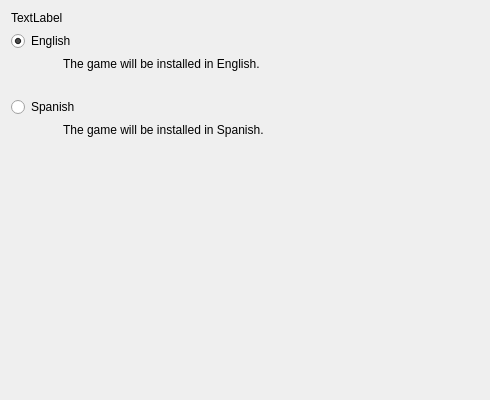
The window that packages/com.ovaremake.core/meta/componentwidget.ui (TurBoss/OvaRemakeInstaller) describes before a commit, drawn with Qt 5.
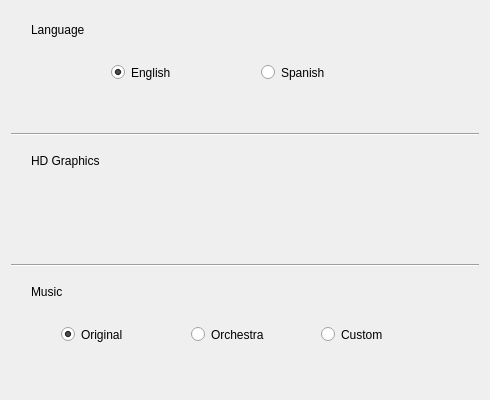
The same window after the commit.

Patch:
```diff
--- a/packages/com.ovaremake.core/meta/componentwidget.ui
+++ b/packages/com.ovaremake.core/meta/componentwidget.ui
@@ -32,127 +32,143 @@
    <property name="verticalSpacing">
     <number>6</number>
    </property>
-   <item row="6" column="0" colspan="2">
-    <spacer name="horizontalSpacer_2">
-     <property name="orientation">
-      <enum>Qt::Horizontal</enum>
-     </property>
-     <property name="sizeType">
-      <enum>QSizePolicy::Fixed</enum>
-     </property>
-     <property name="sizeHint" stdset="0">
-      <size>
-       <width>20</width>
-       <height>1</height>
-      </size>
-     </property>
-    </spacer>
-   </item>
    <item row="4" column="0">
-    <spacer name="verticalSpacer_2">
-     <property name="orientation">
-      <enum>Qt::Vertical</enum>
-     </property>
-     <property name="sizeType">
-      <enum>QSizePolicy::Fixed</enum>
-     </property>
-     <property name="sizeHint" stdset="0">
-      <size>
-       <width>20</width>
-       <height>20</height>
-      </size>
-     </property>
-    </spacer>
-   </item>
-   <item row="6" column="2">
-    <widget class="QLabel" name="label_2">
-     <property name="sizePolicy">
-      <sizepolicy hsizetype="MinimumExpanding" vsizetype="Minimum">
-       <horstretch>0</horstretch>
-       <verstretch>0</verstretch>
-      </sizepolicy>
-     </property>
-     <property name="text">
-      <string>The game will be installed in Spanish.</string>
-     </property>
+    <widget class="QWidget" name="widget_hd" native="true">
+     <widget class="QLabel" name="label_3">
+      <property name="geometry">
+       <rect>
+        <x>20</x>
+        <y>10</y>
+        <width>88</width>
+        <height>17</height>
+       </rect>
+      </property>
+      <property name="text">
+       <string>HD Graphics</string>
+      </property>
+     </widget>
     </widget>
    </item>
-   <item row="2" column="0" rowspan="2">
-    <spacer name="horizontalSpacer">
+   <item row="3" column="0">
+    <widget class="Line" name="line">
      <property name="orientation">
       <enum>Qt::Horizontal</enum>
      </property>
-     <property name="sizeType">
-      <enum>QSizePolicy::Fixed</enum>
-     </property>
-     <property name="sizeHint" stdset="0">
-      <size>
-       <width>20</width>
-       <height>1</height>
-      </size>
-     </property>
-    </spacer>
-   </item>
-   <item row="2" column="1" rowspan="2" colspan="2">
-    <widget class="QLabel" name="label">
-     <property name="sizePolicy">
-      <sizepolicy hsizetype="MinimumExpanding" vsizetype="Minimum">
-       <horstretch>0</horstretch>
-       <verstretch>0</verstretch>
-      </sizepolicy>
-     </property>
-     <property name="text">
-      <string>The game will be installed in English.</string>
-     </property>
     </widget>
    </item>
-   <item row="1" column="0" colspan="3">
-    <widget class="QRadioButton" name="englishInstall">
-     <property name="sizePolicy">
-      <sizepolicy hsizetype="MinimumExpanding" vsizetype="Minimum">
-       <horstretch>0</horstretch>
-       <verstretch>0</verstretch>
-      </sizepolicy>
-     </property>
-     <property name="text">
-      <string>English</string>
-     </property>
-     <property name="checked">
-      <bool>true</bool>
-     </property>
+   <item row="6" column="0">
+    <widget class="QWidget" name="widget_music" native="true">
+     <widget class="QLabel" name="label_2">
+      <property name="geometry">
+       <rect>
+        <x>20</x>
+        <y>10</y>
+        <width>40</width>
+        <height>17</height>
+       </rect>
+      </property>
+      <property name="text">
+       <string>Music</string>
+      </property>
+     </widget>
+     <widget class="QRadioButton" name="original">
+      <property name="geometry">
+       <rect>
+        <x>50</x>
+        <y>50</y>
+        <width>80</width>
+        <height>23</height>
+       </rect>
+      </property>
+      <property name="text">
+       <string>Original</string>
+      </property>
+      <property name="checked">
+       <bool>true</bool>
+      </property>
+     </widget>
+     <widget class="QRadioButton" name="orchestra">
+      <property name="geometry">
+       <rect>
+        <x>180</x>
+        <y>50</y>
+        <width>95</width>
+        <height>23</height>
+       </rect>
+      </property>
+      <property name="text">
+       <string>Orchestra</string>
+      </property>
+     </widget>
+     <widget class="QRadioButton" name="custom">
+      <property name="geometry">
+       <rect>
+        <x>310</x>
+        <y>50</y>
+        <width>79</width>
+        <height>23</height>
+       </rect>
+      </property>
+      <property name="text">
+       <string>Custom</string>
+      </property>
+     </widget>
     </widget>
    </item>
-   <item row="5" column="0" colspan="3">
-    <widget class="QRadioButton" name="spanishInstall">
-     <property name="sizePolicy">
-      <sizepolicy hsizetype="MinimumExpanding" vsizetype="Minimum">
-       <horstretch>0</horstretch>
-       <verstretch>0</verstretch>
-      </sizepolicy>
+   <item row="5" column="0">
+    <widget class="Line" name="line_2">
+     <property name="orientation">
+      <enum>Qt::Horizontal</enum>
      </property>
-     <property name="text">
-      <string>Spanish</string>
-     </property>
     </widget>
    </item>
-   <item row="7" column="0">
-    <spacer name="verticalSpacer">
-     <property name="orientation">
-      <enum>Qt::Vertical</enum>
+   <item row="2" column="0">
+    <widget class="QWidget" name="widget_language" native="true">
+     <property name="autoFillBackground">
+      <bool>false</bool>
      </property>
-     <property name="sizeHint" stdset="0">
-      <size>
-       <width>20</width>
-       <height>40</height>
-      </size>
-     </property>
-    </spacer>
-   </item>
-   <item row="0" column="0">
-    <widget class="QLabel" name="label_3">
-     <property name="text">
-      <string>TextLabel</string>
-     </property>
+     <widget class="QLabel" name="label">
+      <property name="geometry">
+       <rect>
+        <x>20</x>
+        <y>10</y>
+        <width>70</width>
+        <height>17</height>
+       </rect>
+      </property>
+      <property name="text">
+       <string>Language</string>
+      </property>
+     </widget>
+     <widget class="QRadioButton" name="english_install">
+      <property name="geometry">
+       <rect>
+        <x>100</x>
+        <y>50</y>
+        <width>76</width>
+        <height>23</height>
+       </rect>
+      </property>
+      <property name="text">
+       <string>English</string>
+      </property>
+      <property name="checked">
+       <bool>true</bool>
+      </property>
+     </widget>
+     <widget class="QRadioButton" name="spanish_install">
+      <property name="geometry">
+       <rect>
+        <x>250</x>
+        <y>50</y>
+        <width>81</width>
+        <height>23</height>
+       </rect>
+      </property>
+      <property name="text">
+       <string>Spanish</string>
+      </property>
+     </widget>
     </widget>
    </item>
   </layout>
```
Left out of the diff: 7 changed lines with no effect on the pictures.
